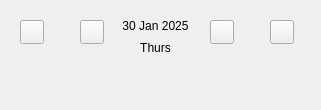
First picture: the form in mainwindow.ui, repository oyxong123/Yx_RoutineTracker, before the edit.
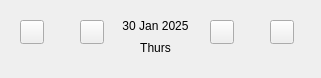
Second picture: the form after the edit. Icons and pictures are not drawn.

Commit message: Fix main window bugs

Diff of the .ui file:
```diff
--- a/mainwindow.ui
+++ b/mainwindow.ui
@@ -7,7 +7,7 @@
     <x>0</x>
     <y>0</y>
     <width>321</width>
-    <height>110</height>
+    <height>78</height>
    </rect>
   </property>
   <property name="windowTitle">
```
The commit also changes 4 other files.
